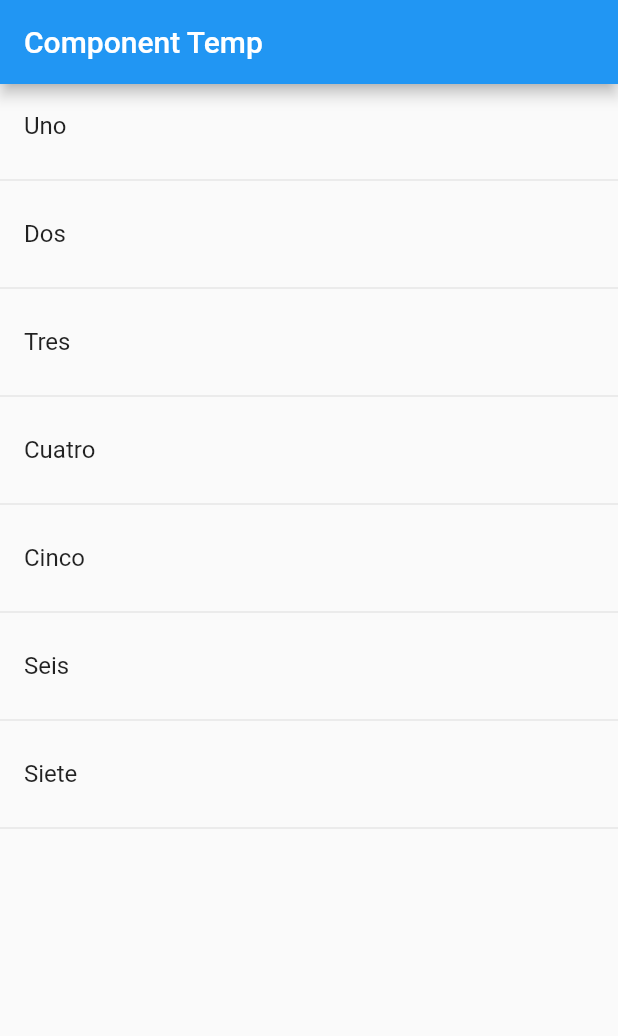
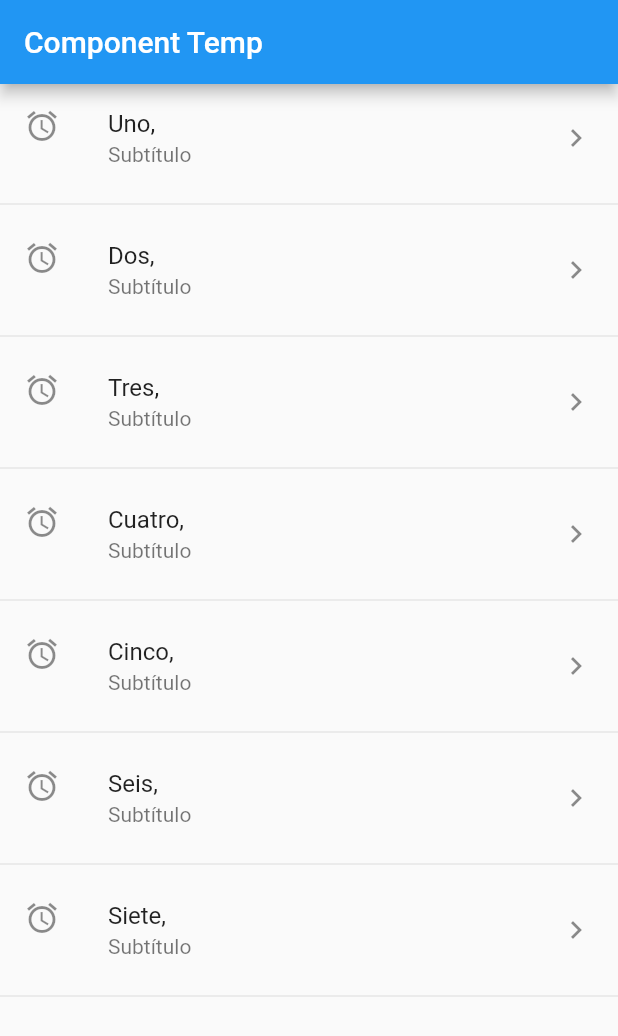
Before and after one commit to lemaedu/app02, a Flutter app: the screen it shows after launch, on a phone screen of 412 x 824 dp. Shown: the top 1036 px of the screen. Run offline on Flutter 3.47's test engine with Material 2 defaults, Android fonts, the phone set to English and light mode, and no system bars.

Commit message:
Agrega un metodo  crear Item Corta

```diff
--- a/lib/src/pages/home_temp.dart
+++ b/lib/src/pages/home_temp.dart
@@ -1,15 +1,7 @@
 import 'package:flutter/material.dart';
 
 class HomePageTemp extends StatelessWidget {
-  final opciociones = [
-    'Uno',
-    'Dos',
-    'Tres',
-    'Cuatro',
-    'Cinco',
-    'Seis',
-    'Siete'
-  ];
+  final opciones = ['Uno', 'Dos', 'Tres', 'Cuatro', 'Cinco', 'Seis', 'Siete'];
   //const HomePageTemp({Key key}) : super(key: key);
 
   @override
@@ -19,14 +11,15 @@ class HomePageTemp extends StatelessWidget {
         title: Text('Component Temp'),
       ),
       body: ListView(
-        children: _creatItems(),
+        //children: _creatItems(),
+        children: _createItemCorta(),
       ),
     );
   }
 
   List<Widget> _creatItems() {
     List<Widget> lista = new List<Widget>();
-    for (String opt in opciociones) {
+    for (String opt in opciones) {
       final tempWidgets = ListTile(
         title: Text(opt),
       );
@@ -35,5 +28,22 @@ class HomePageTemp extends StatelessWidget {
     return lista;
   }
 
-  List<Widget> _creatItemCorto() {}
+  List<Widget> _createItemCorta() {
+    //Regresa una nueva Lista
+    return opciones.map((item) {
+      return Column(
+        children: [
+          ListTile(
+            title: Text(item + ','),
+            subtitle: Text("Subtítulo"),
+            //Icono al Inicio del witwest
+            leading: Icon(Icons.access_alarms),
+            trailing: Icon(Icons.keyboard_arrow_right),
+            onTap: () {},
+          ),
+          Divider(),
+        ],
+      );
+    }).toList();
+  }
 }
```
